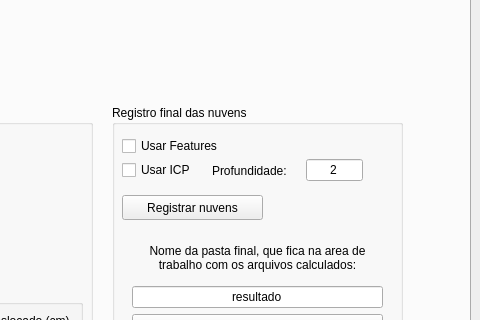
Above: handset_gui/ui/main_window.ui from viniciusvidal2/Cameras_GRIn before the change; both pictures show x 639 to 1119 and y 210 to 530 of the 1119 by 698 pixel window. Below: the same form after it.
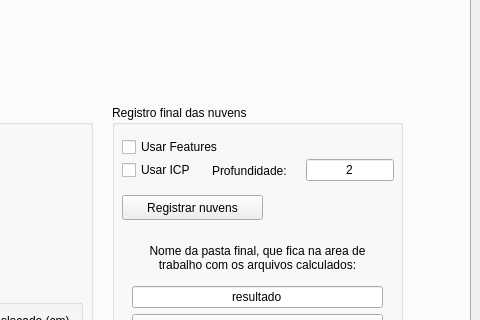
That is the form after the change. The open tabs and pages were chosen to show the change. Icons and pictures are not drawn.

Patch:
```diff
--- a/handset_gui/ui/main_window.ui
+++ b/handset_gui/ui/main_window.ui
@@ -996,7 +996,7 @@
           <rect>
            <x>10</x>
            <y>50</y>
-           <width>241</width>
+           <width>272</width>
            <height>31</height>
           </rect>
          </property>
@@ -1057,7 +1057,7 @@
            <x>10</x>
            <y>30</y>
            <width>160</width>
-           <height>22</height>
+           <height>25</height>
           </rect>
          </property>
          <layout class="QHBoxLayout" name="horizontalLayout_8">
```
Left out of the diff: 4 changed lines with no effect on the pictures.
